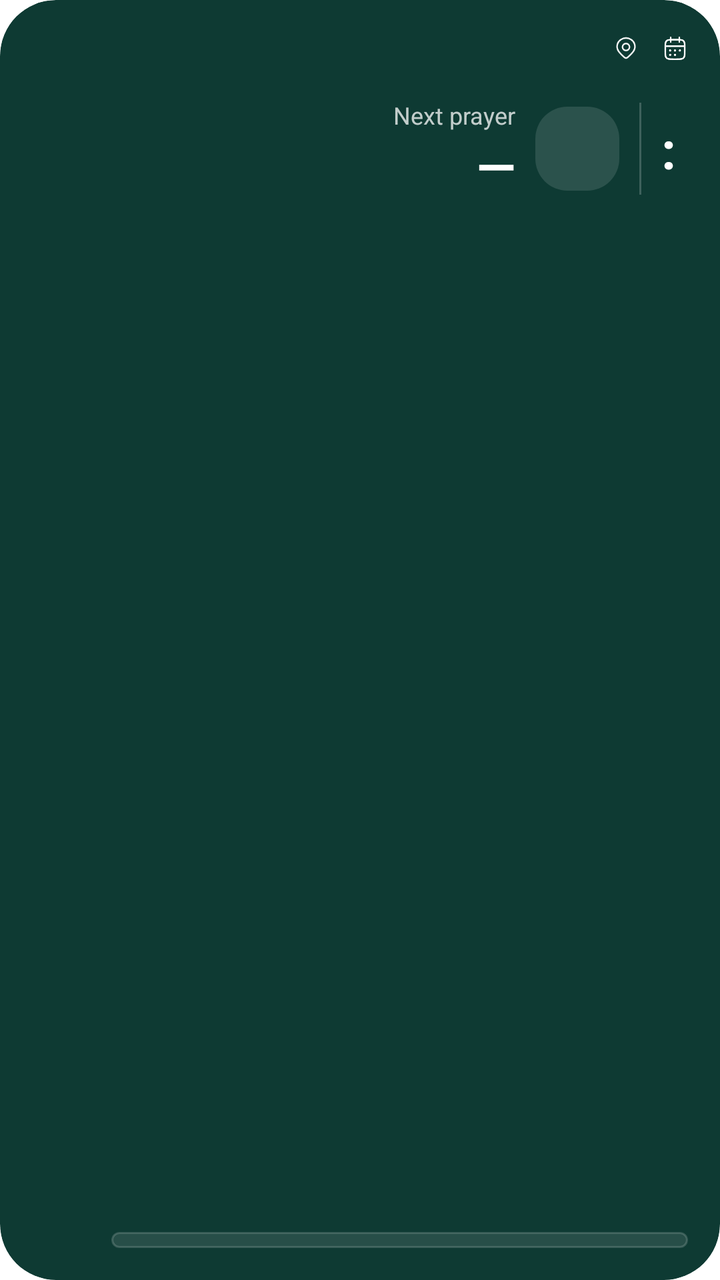
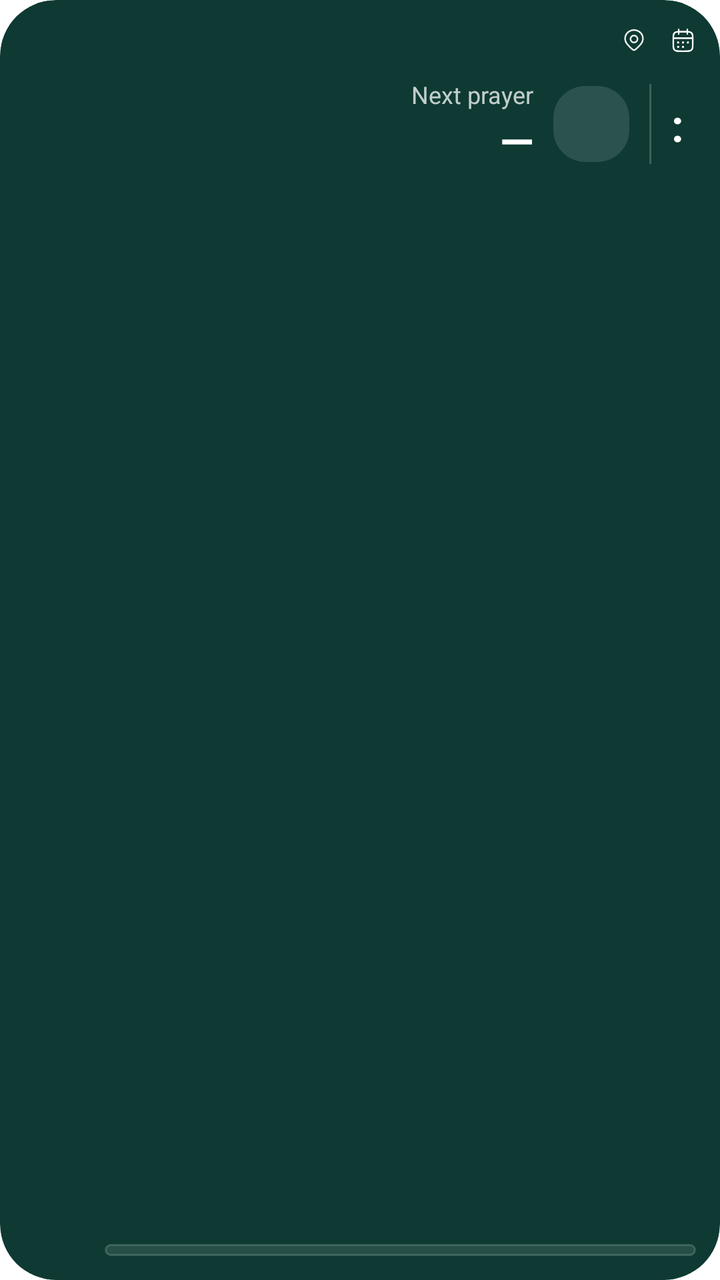

An Android layout rendered at two revisions. The XML below is the earlier revision; the diff shows what the commit changed to produce the second picture.
<!-- AndroidManifest.xml: fallback theme Theme.MaterialComponents.DayNight.NoActionBar -->
<!-- res/layout/widget_next_prayer_rtl.xml -->
<FrameLayout xmlns:android="http://schemas.android.com/apk/res/android"
  android:id="@+id/root"
  android:layout_width="match_parent"
  android:layout_height="match_parent"
  android:background="@drawable/widget_clip"
  android:clipToOutline="true"
  android:layoutDirection="rtl">

  <include layout="@layout/widget_next_prayer_body" />
</FrameLayout>
<!-- res/layout/widget_next_prayer_body.xml (included above) -->
<merge xmlns:android="http://schemas.android.com/apk/res/android">

  <ImageView
    android:id="@+id/bg"
    android:layout_width="match_parent"
    android:layout_height="match_parent"
    android:scaleType="fitXY" />

  <ImageView
    android:layout_width="match_parent"
    android:layout_height="match_parent"
    android:scaleType="centerCrop"
    android:src="@drawable/widget_decor" />

  <LinearLayout
    android:layout_width="match_parent"
    android:layout_height="match_parent"
    android:orientation="horizontal">

    <FrameLayout
      android:layout_width="0dp"
      android:layout_height="match_parent"
      android:layout_weight="74" />

    <ImageView
      android:id="@+id/arch"
      android:layout_width="0dp"
      android:layout_height="match_parent"
      android:layout_marginTop="12dp"
      android:layout_marginEnd="12dp"
      android:layout_weight="26"
      android:scaleType="fitXY" />
  </LinearLayout>

  <LinearLayout
    android:layout_width="match_parent"
    android:layout_height="match_parent"
    android:orientation="vertical"
    android:padding="16dp">

    <LinearLayout
      android:id="@+id/content"
      android:layout_width="match_parent"
      android:layout_height="wrap_content"
      android:orientation="horizontal">

      <LinearLayout
        android:layout_width="0dp"
        android:layout_height="wrap_content"
        android:layout_weight="71"
        android:orientation="vertical">

        <LinearLayout
          android:layout_width="match_parent"
          android:layout_height="wrap_content"
          android:gravity="center_vertical"
          android:orientation="horizontal">

          <ImageView
            android:layout_width="13dp"
            android:layout_height="13dp"
            android:src="@drawable/widget_ic_calendar" />

          <TextView
            android:id="@+id/date"
            android:layout_width="wrap_content"
            android:layout_height="wrap_content"
            android:layout_marginStart="6dp"
            android:ellipsize="end"
            android:maxLines="1"
            android:textColor="#D9FFFFFF"
            android:textSize="12sp" />

          <ImageView
            android:id="@+id/cityIcon"
            android:layout_width="12dp"
            android:layout_height="12dp"
            android:layout_marginStart="6dp"
            android:src="@drawable/widget_ic_location" />

          <TextView
            android:id="@+id/city"
            android:layout_width="wrap_content"
            android:layout_height="wrap_content"
            android:layout_marginStart="6dp"
            android:ellipsize="end"
            android:maxLines="1"
            android:textColor="#D9FFFFFF"
            android:textSize="12sp" />
        </LinearLayout>

        <LinearLayout
          android:layout_width="match_parent"
          android:layout_height="wrap_content"
          android:layout_marginTop="12dp"
          android:gravity="center_vertical"
          android:orientation="horizontal">

          <ImageView
            android:id="@+id/arc"
            android:layout_width="wrap_content"
            android:layout_height="wrap_content" />

          <LinearLayout
            android:layout_width="wrap_content"
            android:layout_height="wrap_content"
            android:layout_marginStart="6dp"
            android:gravity="center_horizontal"
            android:orientation="vertical">

            <TextView
              android:id="@+id/left"
              android:layout_width="wrap_content"
              android:layout_height="wrap_content"
              android:maxLines="1"
              android:textColor="#CCFFFFFF"
              android:textSize="12sp" />

            <LinearLayout
              android:layout_width="wrap_content"
              android:layout_height="wrap_content"
              android:layoutDirection="ltr"
              android:orientation="horizontal">

              <LinearLayout
                android:layout_width="wrap_content"
                android:layout_height="wrap_content"
                android:gravity="center_horizontal"
                android:orientation="vertical">

                <TextView
                  android:id="@+id/hours"
                  android:layout_width="wrap_content"
                  android:layout_height="wrap_content"
                  android:includeFontPadding="false"
                  android:maxLines="1"
                  android:textColor="#FFFFFFFF"
                  android:textSize="26sp"
                  android:textStyle="bold" />

                <TextView
                  android:id="@+id/hourUnit"
                  android:layout_width="wrap_content"
                  android:layout_height="wrap_content"
                  android:maxLines="1"
                  android:textColor="#B3FFFFFF"
                  android:textSize="10sp" />
              </LinearLayout>

              <TextView
                android:layout_width="wrap_content"
                android:layout_height="wrap_content"
                android:includeFontPadding="false"
                android:text=":"
                android:textColor="#FFFFFFFF"
                android:textSize="26sp"
                android:textStyle="bold" />

              <LinearLayout
                android:layout_width="wrap_content"
                android:layout_height="wrap_content"
                android:gravity="center_horizontal"
                android:orientation="vertical">

                <TextView
                  android:id="@+id/minutes"
                  android:layout_width="wrap_content"
                  android:layout_height="wrap_content"
                  android:includeFontPadding="false"
                  android:maxLines="1"
                  android:textColor="#FFFFFFFF"
                  android:textSize="26sp"
                  android:textStyle="bold" />

                <TextView
                  android:id="@+id/minuteUnit"
                  android:layout_width="wrap_content"
                  android:layout_height="wrap_content"
                  android:maxLines="1"
                  android:textColor="#B3FFFFFF"
                  android:textSize="10sp" />
              </LinearLayout>
            </LinearLayout>
          </LinearLayout>

          <ImageView
            android:layout_width="1dp"
            android:layout_height="46dp"
            android:layout_marginStart="10dp"
            android:layout_marginEnd="10dp"
            android:background="#33FFFFFF" />

          <FrameLayout
            android:layout_width="42dp"
            android:layout_height="42dp"
            android:background="@drawable/widget_tile">

            <ImageView
              android:id="@+id/icon"
              android:layout_width="22dp"
              android:layout_height="22dp"
              android:layout_gravity="center" />
          </FrameLayout>

          <LinearLayout
            android:layout_width="0dp"
            android:layout_height="wrap_content"
            android:layout_marginStart="10dp"
            android:layout_weight="1"
            android:orientation="vertical">

            <TextView
              android:id="@+id/title"
              android:layout_width="wrap_content"
              android:layout_height="wrap_content"
              android:ellipsize="end"
              android:maxLines="1"
              android:text="@string/widget_next_prayer"
              android:textColor="#BFFFFFFF"
              android:textSize="12sp" />

            <TextView
              android:id="@+id/name"
              android:layout_width="match_parent"
              android:layout_height="34dp"
              android:autoSizeMaxTextSize="26sp"
              android:autoSizeMinTextSize="14sp"
              android:autoSizeTextType="uniform"
              android:maxLines="1"
              android:text="—"
              android:textAlignment="viewStart"
              android:textColor="#FFFFFFFF"
              android:textSize="22sp"
              android:textStyle="bold" />
          </LinearLayout>
        </LinearLayout>
      </LinearLayout>

      <FrameLayout
        android:layout_width="0dp"
        android:layout_height="wrap_content"
        android:layout_weight="29" />
    </LinearLayout>

    <FrameLayout
      android:layout_width="match_parent"
      android:layout_height="0dp"
      android:layout_weight="1" />

    <LinearLayout
      android:id="@+id/stripRow"
      android:layout_width="match_parent"
      android:layout_height="wrap_content"
      android:orientation="horizontal">

      <LinearLayout
        android:id="@+id/strip"
        android:layout_width="0dp"
        android:layout_height="wrap_content"
        android:layout_weight="88"
        android:background="@drawable/widget_strip"
        android:orientation="horizontal"
        android:padding="4dp" />

      <FrameLayout
        android:layout_width="0dp"
        android:layout_height="wrap_content"
        android:layout_weight="12" />
    </LinearLayout>

    <TextView
      android:id="@+id/empty"
      android:layout_width="match_parent"
      android:layout_height="wrap_content"
      android:gravity="center"
      android:text="@string/widget_open_app"
      android:textColor="#D9FFFFFF"
      android:textSize="12sp"
      android:visibility="gone" />
  </LinearLayout>
</merge>
<!-- resources referenced by this layout -->
<resources>
  <!-- drawable widget_clip (drawable) -->
  <shape xmlns:android="http://schemas.android.com/apk/res/android" android:shape="rectangle">
    <solid android:color="#FF0E3A33" />
    <corners android:radius="28dp" />
  </shape>
  <!-- drawable widget_decor: webp bitmap (drawable-nodpi, 54558 bytes) -->
  <!-- drawable widget_ic_calendar: vector/xml drawable (drawable, 2067 chars, omitted) -->
  <!-- drawable widget_ic_location (drawable) -->
  <vector xmlns:android="http://schemas.android.com/apk/res/android"
    android:width="24dp"
    android:height="24dp"
    android:viewportWidth="24"
    android:viewportHeight="24">
    <path
      android:pathData="M13.6177 21.367C13.1841 21.773 12.6044 22 12.0011 22C11.3978 22 10.8182 21.773 10.3845 21.367C6.41302 17.626 1.09076 13.4469 3.68627 7.37966C5.08963 4.09916 8.45834 2 12.0011 2C15.5439 2 18.9126 4.09916 20.316 7.37966C22.9082 13.4393 17.599 17.6389 13.6177 21.367Z"
      android:strokeColor="#FFFFFFFF"
      android:strokeWidth="1.5" />
    <path
      android:pathData="M15.5 11C15.5 12.933 13.933 14.5 12 14.5C10.067 14.5 8.5 12.933 8.5 11C8.5 9.067 10.067 7.5 12 7.5C13.933 7.5 15.5 9.067 15.5 11Z"
      android:strokeColor="#FFFFFFFF"
      android:strokeWidth="1.5" />
  </vector>
  <!-- drawable widget_strip (drawable) -->
  <shape xmlns:android="http://schemas.android.com/apk/res/android" android:shape="rectangle">
    <solid android:color="#1AFFFFFF" />
    <stroke android:width="1dp" android:color="#29FFFFFF" />
    <corners android:radius="24dp" />
  </shape>
  <!-- drawable widget_tile (drawable) -->
  <shape xmlns:android="http://schemas.android.com/apk/res/android" android:shape="rectangle">
    <solid android:color="#1FFFFFFF" />
    <corners android:radius="16dp" />
  </shape>
  <string name="widget_next_prayer">Next prayer</string>
  <string name="widget_open_app">Open the app to load prayer times</string>
</resources>

<!-- the commit's change to res/layout/widget_next_prayer_rtl.xml (unified diff, before → after) -->
@@ -5,11 +5,6 @@
   android:background="@drawable/widget_clip"
   android:clipToOutline="true"
   android:layoutDirection="rtl">
-
-  <include layout="@layout/widget_next_prayer_body" />
-</FrameLayout>
-<!-- res/layout/widget_next_prayer_body.xml (included above) -->
-<merge xmlns:android="http://schemas.android.com/apk/res/android">
 
   <ImageView
     android:id="@+id/bg"
@@ -46,8 +41,9 @@
   <LinearLayout
     android:layout_width="match_parent"
     android:layout_height="match_parent"
+    android:id="@+id/body"
     android:orientation="vertical"
-    android:padding="16dp">
+    android:padding="12dp">
 
     <LinearLayout
       android:id="@+id/content"
@@ -62,6 +58,7 @@
         android:orientation="vertical">
 
         <LinearLayout
+          android:id="@+id/dateRow"
           android:layout_width="match_parent"
           android:layout_height="wrap_content"
           android:gravity="center_vertical"
@@ -103,7 +100,8 @@
         <LinearLayout
           android:layout_width="match_parent"
           android:layout_height="wrap_content"
-          android:layout_marginTop="12dp"
+          android:id="@+id/header"
+          android:layout_marginTop="6dp"
           android:gravity="center_vertical"
           android:orientation="horizontal">
 
@@ -146,7 +144,7 @@
                   android:includeFontPadding="false"
                   android:maxLines="1"
                   android:textColor="#FFFFFFFF"
-                  android:textSize="26sp"
+                  android:textSize="22sp"
                   android:textStyle="bold" />
 
                 <TextView
@@ -164,7 +162,7 @@
                 android:includeFontPadding="false"
                 android:text=":"
                 android:textColor="#FFFFFFFF"
-                android:textSize="26sp"
+                android:textSize="22sp"
                 android:textStyle="bold" />
 
               <LinearLayout
@@ -180,7 +178,7 @@
                   android:includeFontPadding="false"
                   android:maxLines="1"
                   android:textColor="#FFFFFFFF"
-                  android:textSize="26sp"
+                  android:textSize="22sp"
                   android:textStyle="bold" />
 
                 <TextView
@@ -196,14 +194,14 @@
 
           <ImageView
             android:layout_width="1dp"
-            android:layout_height="46dp"
+            android:layout_height="40dp"
             android:layout_marginStart="10dp"
             android:layout_marginEnd="10dp"
             android:background="#33FFFFFF" />
 
           <FrameLayout
-            android:layout_width="42dp"
-            android:layout_height="42dp"
+            android:layout_width="38dp"
+            android:layout_height="38dp"
             android:background="@drawable/widget_tile">
 
             <ImageView
@@ -233,8 +231,8 @@
             <TextView
               android:id="@+id/name"
               android:layout_width="match_parent"
-              android:layout_height="34dp"
-              android:autoSizeMaxTextSize="26sp"
+              android:layout_height="30dp"
+              android:autoSizeMaxTextSize="22sp"
               android:autoSizeMinTextSize="14sp"
               android:autoSizeTextType="uniform"
               android:maxLines="1"
@@ -248,6 +246,7 @@
       </LinearLayout>
 
       <FrameLayout
+        android:id="@+id/headerSpace"
         android:layout_width="0dp"
         android:layout_height="wrap_content"
         android:layout_weight="29" />
@@ -271,9 +270,10 @@
         android:layout_weight="88"
         android:background="@drawable/widget_strip"
         android:orientation="horizontal"
-        android:padding="4dp" />
+        android:padding="3dp" />
 
       <FrameLayout
+        android:id="@+id/stripSpace"
         android:layout_width="0dp"
         android:layout_height="wrap_content"
         android:layout_weight="12" />
@@ -289,4 +289,4 @@
       android:textSize="12sp"
       android:visibility="gone" />
   </LinearLayout>
-</merge>
+</FrameLayout>
